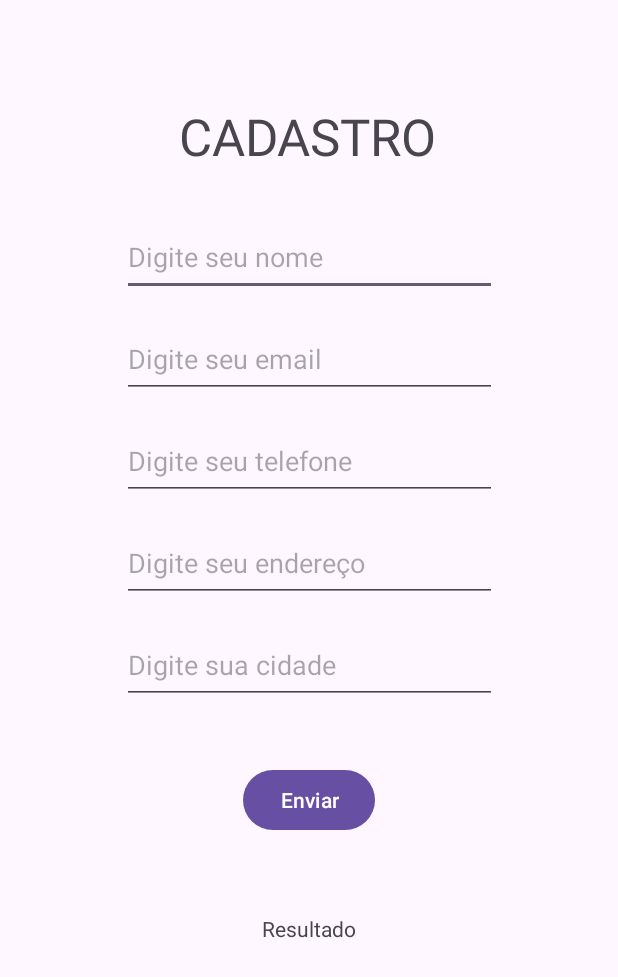
After one commit to jaciteixeira/CP5_MOBILE, an Android app: the layout fragment_cad.xml on its own in the app's theme, with its tools: preview values and no code run, on a phone screen of 412 x 824 dp. The commit adds this screen. Shown: the top 977 px of the screen. Run offline under Robolectric (Android 15) with nearby library versions, the phone set to English and light mode, and no system bars.

Commit message:
cadastro, listagem

```diff
--- /dev/null
+++ b/app/src/main/res/layout/fragment_cad.xml
@@ -0,0 +1,101 @@
+<?xml version="1.0" encoding="utf-8"?>
+<androidx.constraintlayout.widget.ConstraintLayout xmlns:android="http://schemas.android.com/apk/res/android"
+    xmlns:app="http://schemas.android.com/apk/res-auto"
+    xmlns:tools="http://schemas.android.com/tools"
+    android:layout_width="match_parent"
+    android:layout_height="match_parent"
+    tools:context=".CadastroFragment">
+
+    <TextView
+        android:id="@+id/textView"
+        android:layout_width="wrap_content"
+        android:layout_height="wrap_content"
+        android:layout_marginTop="68dp"
+        android:text="CADASTRO"
+        android:textSize="34sp"
+        app:layout_constraintEnd_toEndOf="parent"
+        app:layout_constraintHorizontal_bias="0.498"
+        app:layout_constraintStart_toStartOf="parent"
+        app:layout_constraintTop_toTopOf="parent" />
+
+    <EditText
+        android:id="@+id/editNome"
+        android:layout_width="250dp"
+        android:layout_height="52dp"
+        android:layout_marginTop="32dp"
+        android:ems="10"
+        android:hint="Digite seu nome"
+        android:inputType="text"
+        app:layout_constraintEnd_toEndOf="parent"
+        app:layout_constraintStart_toStartOf="parent"
+        app:layout_constraintTop_toBottomOf="@+id/textView" />
+
+    <EditText
+        android:id="@+id/editEmail"
+        android:layout_width="250dp"
+        android:layout_height="52dp"
+        android:layout_marginTop="16dp"
+        android:ems="10"
+        android:hint="Digite seu email"
+        android:inputType="textEmailAddress"
+        app:layout_constraintEnd_toEndOf="parent"
+        app:layout_constraintStart_toStartOf="parent"
+        app:layout_constraintTop_toBottomOf="@+id/editNome" />
+
+    <EditText
+        android:id="@+id/editTelefone"
+        android:layout_width="250dp"
+        android:layout_height="52dp"
+        android:layout_marginTop="16dp"
+        android:ems="10"
+        android:hint="Digite seu telefone"
+        android:inputType="phone"
+        app:layout_constraintEnd_toEndOf="parent"
+        app:layout_constraintStart_toStartOf="parent"
+        app:layout_constraintTop_toBottomOf="@+id/editEmail" />
+
+    <EditText
+        android:id="@+id/editEndereco"
+        android:layout_width="250dp"
+        android:layout_height="52dp"
+        android:layout_marginTop="16dp"
+        android:ems="10"
+        android:hint="Digite seu endereço"
+        android:inputType="textPostalAddress"
+        app:layout_constraintEnd_toEndOf="parent"
+        app:layout_constraintStart_toStartOf="parent"
+        app:layout_constraintTop_toBottomOf="@+id/editTelefone" />
+
+    <EditText
+        android:id="@+id/editCidade"
+        android:layout_width="250dp"
+        android:layout_height="52dp"
+        android:layout_marginTop="16dp"
+        android:ems="10"
+        android:hint="Digite sua cidade"
+        android:inputType="text"
+        app:layout_constraintEnd_toEndOf="parent"
+        app:layout_constraintStart_toStartOf="parent"
+        app:layout_constraintTop_toBottomOf="@+id/editEndereco" />
+
+    <Button
+        android:id="@+id/btnEnviar"
+        android:layout_width="wrap_content"
+        android:layout_height="wrap_content"
+        android:layout_marginTop="40dp"
+        android:text="Enviar"
+        app:layout_constraintEnd_toEndOf="parent"
+        app:layout_constraintStart_toStartOf="parent"
+        app:layout_constraintTop_toBottomOf="@+id/editCidade" />
+
+    <TextView
+        android:id="@+id/txtResultado"
+        android:layout_width="wrap_content"
+        android:layout_height="wrap_content"
+        android:layout_marginTop="52dp"
+        android:text="Resultado"
+        app:layout_constraintEnd_toEndOf="parent"
+        app:layout_constraintStart_toStartOf="parent"
+        app:layout_constraintTop_toBottomOf="@+id/btnEnviar" />
+
+</androidx.constraintlayout.widget.ConstraintLayout>
```
Also changed, not shown: app/src/main/AndroidManifest.xml (+7 -0 lines), app/src/main/java/edu/curso/cp5_mobile/CadastroFragment.kt (added, +66 -0 lines), app/src/main/java/edu/curso/cp5_mobile/ListagemFragment.kt (added, +44 -0 lines), app/src/main/java/edu/curso/cp5_mobile/MainActivity.kt (+31 -7 lines), app/src/main/java/edu/curso/cp5_mobile/model/CadastroViewModel.kt (added, +27 -0 lines), app/src/main/res/layout/activity_main.xml (+29 -3 lines), app/src/main/res/layout/fragment_listagem.xml (added, +19 -0 lines), 1 other file.
